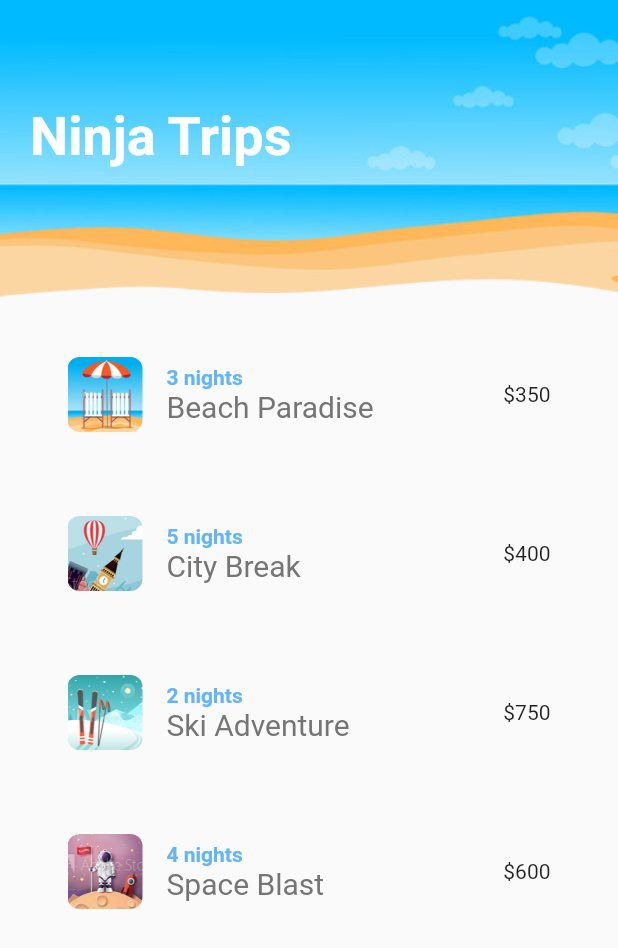
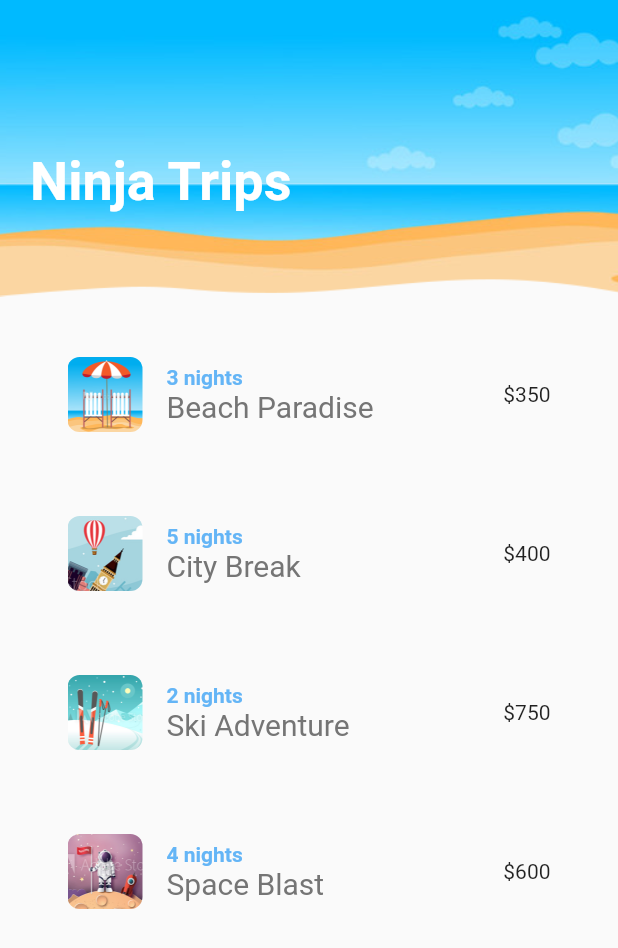
Before and after one commit to iamshaunjp/flutter-animations, a Flutter app: the screen it shows after launch, on a phone screen of 412 x 824 dp. Shown: the top 948 px of the screen. Run offline on Flutter 3.47's test engine with Material 2 defaults, Android fonts, the phone set to English and light mode, and no system bars; missing offline and left inert: lipsum.

Commit message:
lesson-8

```diff
--- a/ninja_trips/lib/shared/screenTitle.dart
+++ b/ninja_trips/lib/shared/screenTitle.dart
@@ -13,12 +13,13 @@ class ScreenTitle extends StatelessWidget {
         style: TextStyle(fontSize: 36, color: Colors.white, fontWeight: FontWeight.bold),
       ),
       tween: Tween<double>(begin: 0, end: 1),
-      duration: Duration(milliseconds: 500),
+      duration: Duration(milliseconds: 1000),
+      curve: Curves.bounceIn,
       builder: (BuildContext context, double _val, Widget child) {
         return Opacity(
           opacity: _val,
           child: Padding(
-            padding: EdgeInsets.only(top: _val * 20),
+            padding: EdgeInsets.only(top: _val * 50),
             child: child
           ),
         );
```
Also changed, not shown: ninja_trips/lib/shared/heart.dart (+8 -9 lines).
